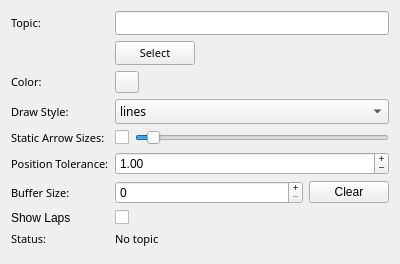
This is mapviz_plugins/ui/gps_config.ui in ros2-gbp/mapviz-release as Qt 5 draws it before an edit. The edited form follows.
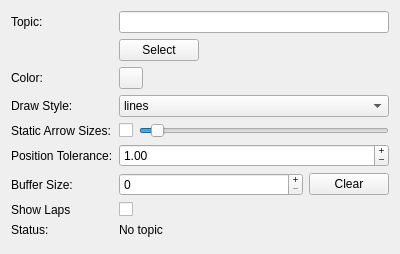
This is the edited form. Custom widgets are drawn as their Qt base class.

```diff
--- a/mapviz_plugins/ui/gps_config.ui
+++ b/mapviz_plugins/ui/gps_config.ui
@@ -19,12 +19,6 @@
   <layout class="QFormLayout" name="formLayout">
    <item row="0" column="0">
     <widget class="QLabel" name="label">
-     <property name="font">
-      <font>
-       <family>Sans Serif</family>
-       <pointsize>8</pointsize>
-      </font>
-     </property>
      <property name="text">
       <string>Topic:</string>
      </property>
@@ -32,12 +26,6 @@
    </item>
    <item row="0" column="1">
     <widget class="QLineEdit" name="topic">
-     <property name="font">
-      <font>
-       <family>Sans Serif</family>
-       <pointsize>8</pointsize>
-      </font>
-     </property>
     </widget>
    </item>
    <item row="1" column="1">
@@ -48,12 +36,6 @@
        <verstretch>0</verstretch>
       </sizepolicy>
      </property>
-     <property name="font">
-      <font>
-       <family>Sans Serif</family>
-       <pointsize>8</pointsize>
-      </font>
-     </property>
      <property name="styleSheet">
       <string notr="true"/>
      </property>
@@ -64,12 +46,6 @@
    </item>
    <item row="2" column="0">
     <widget class="QLabel" name="label_3">
-     <property name="font">
-      <font>
-       <family>Sans Serif</family>
-       <pointsize>8</pointsize>
-      </font>
-     </property>
      <property name="text">
       <string>Color:</string>
      </property>
@@ -96,12 +72,6 @@
    </item>
    <item row="3" column="0">
     <widget class="QLabel" name="label_7">
-     <property name="font">
-      <font>
-       <family>Sans Serif</family>
-       <pointsize>8</pointsize>
-      </font>
-     </property>
      <property name="text">
       <string>Draw Style:</string>
      </property>
@@ -115,12 +85,6 @@
        <height>25</height>
       </size>
      </property>
-     <property name="font">
-      <font>
-       <family>Sans Serif</family>
-       <pointsize>9</pointsize>
-      </font>
-     </property>
      <item>
       <property name="text">
        <string>lines</string>
@@ -140,12 +104,6 @@
    </item>
    <item row="4" column="0">
     <widget class="QLabel" name="label_8">
-     <property name="font">
-      <font>
-       <family>Sans Serif</family>
-       <pointsize>8</pointsize>
-      </font>
-     </property>
      <property name="text">
       <string>Static Arrow Sizes:</string>
      </property>
@@ -180,12 +138,6 @@
    </item>
    <item row="5" column="0">
     <widget class="QLabel" name="label_4">
-     <property name="font">
-      <font>
-       <family>Sans Serif</family>
-       <pointsize>8</pointsize>
-      </font>
-     </property>
      <property name="text">
       <string>Position Tolerance:</string>
      </property>
@@ -212,12 +164,6 @@
    </item>
    <item row="6" column="0">
     <widget class="QLabel" name="label_6">
-     <property name="font">
-      <font>
-       <family>Sans Serif</family>
-       <pointsize>8</pointsize>
-      </font>
-     </property>
      <property name="text">
       <string>Buffer Size:</string>
      </property>
@@ -266,12 +212,6 @@
    </item>
    <item row="8" column="0">
     <widget class="QLabel" name="label_2">
-     <property name="font">
-      <font>
-       <family>Sans Serif</family>
-       <pointsize>8</pointsize>
-      </font>
-     </property>
      <property name="text">
       <string>Status:</string>
      </property>
@@ -279,12 +219,6 @@
    </item>
    <item row="8" column="1">
     <widget class="QLabel" name="status">
-     <property name="font">
-      <font>
-       <family>Sans Serif</family>
-       <pointsize>8</pointsize>
-      </font>
-     </property>
      <property name="styleSheet">
       <string notr="true"/>
      </property>
```
